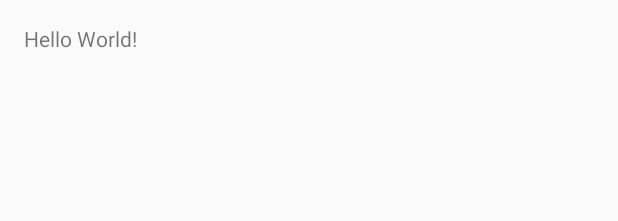
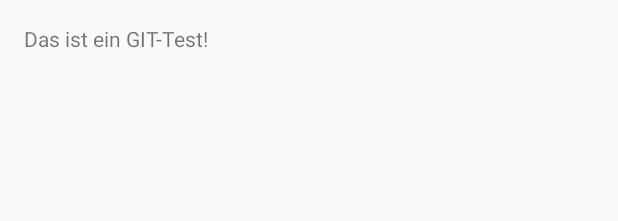
Before and after one commit to Oliver19xx/kassensystem, an Android app: the layout activity_main.xml on its own in the app's theme, with its tools: preview values and no code run, on a phone screen of 412 x 824 dp. Shown: the top 221 px of the screen. Run offline under Robolectric (Android 15) with nearby library versions, the phone set to English and light mode, and no system bars.

Commit message:
- test commit

```diff
--- a/app/src/main/res/layout/activity_main.xml
+++ b/app/src/main/res/layout/activity_main.xml
@@ -13,5 +13,5 @@
     <TextView
         android:layout_width="wrap_content"
         android:layout_height="wrap_content"
-        android:text="Hello World!" />
+        android:text="Das ist ein GIT-Test!" />
 </RelativeLayout>
```
